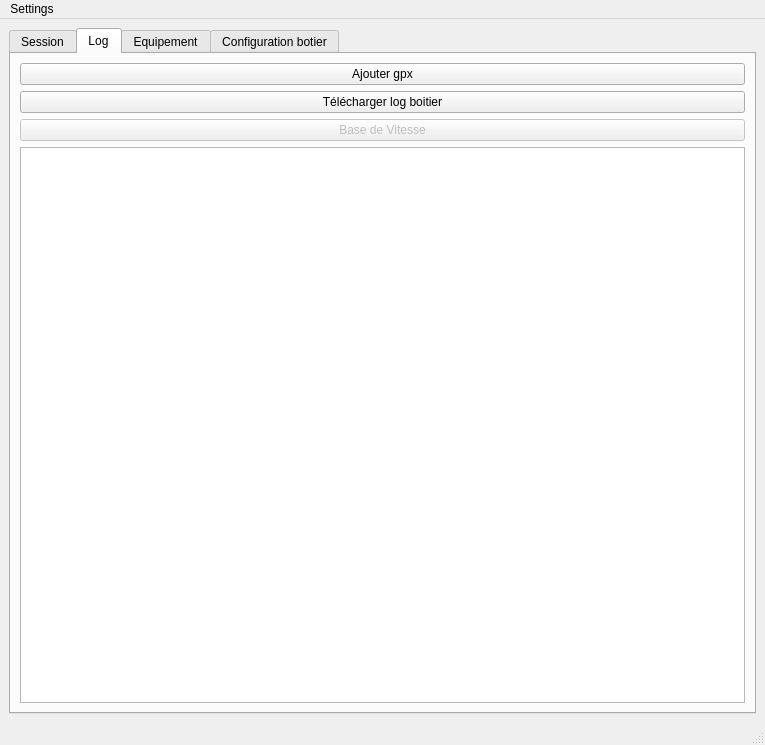
This is seafoil-log-analyzer/ui/main_window.ui in ThomasLeMezo/seafoil-tools as Qt 5 draws it before an edit. The edited form follows.
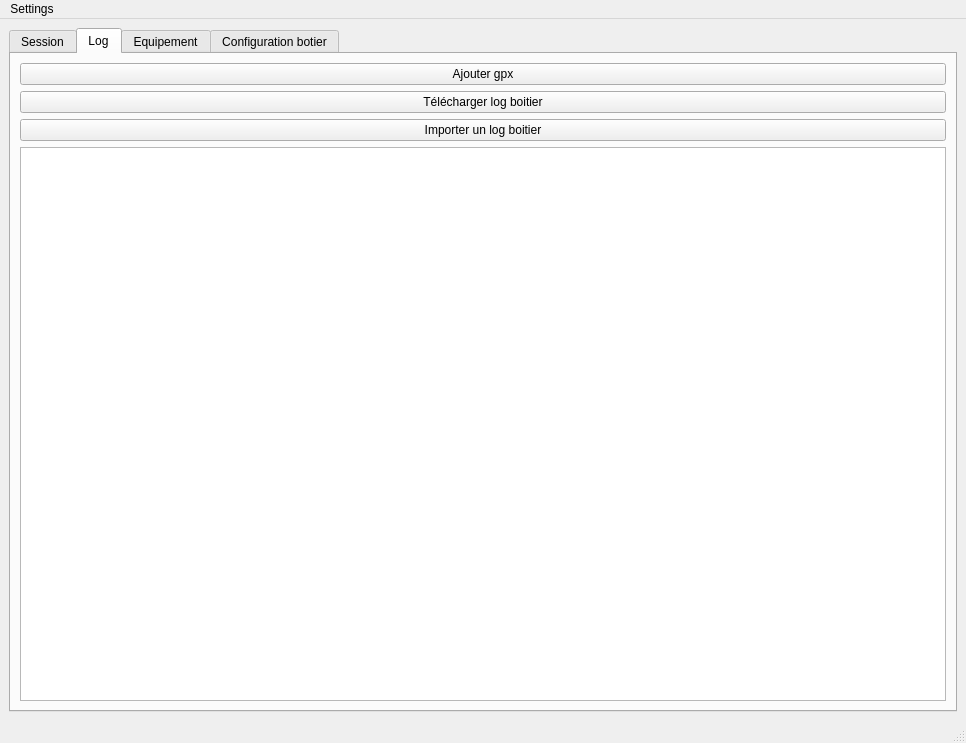
This is the edited form. The open tabs and pages were chosen to show the change.

```diff
--- a/seafoil-log-analyzer/ui/main_window.ui
+++ b/seafoil-log-analyzer/ui/main_window.ui
@@ -6,8 +6,8 @@
    <rect>
     <x>0</x>
     <y>0</y>
-    <width>765</width>
-    <height>745</height>
+    <width>966</width>
+    <height>743</height>
    </rect>
   </property>
   <property name="windowTitle">
@@ -131,10 +131,10 @@
         <item>
          <widget class="QPushButton" name="pushButton_add_basevitesse">
           <property name="enabled">
-           <bool>false</bool>
+           <bool>true</bool>
           </property>
           <property name="text">
-           <string>Base de Vitesse</string>
+           <string>Importer un log boitier</string>
           </property>
          </widget>
         </item>
@@ -473,7 +473,7 @@
     <rect>
      <x>0</x>
      <y>0</y>
-     <width>765</width>
+     <width>966</width>
      <height>22</height>
     </rect>
    </property>
```
Left out of the diff: 6 changed lines with no effect on the pictures.
